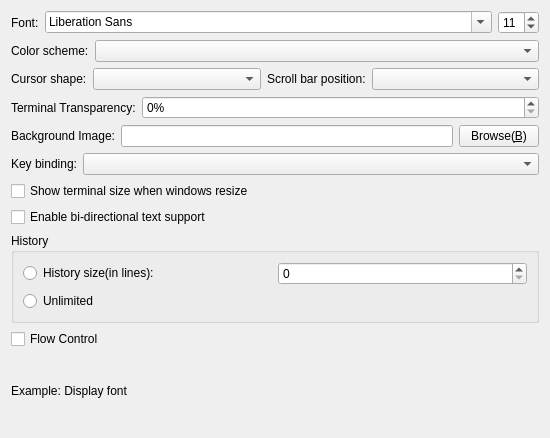
Old version of the form Src/Terminal/ParameterTerminalUI.ui in the repository KangLin/RabbitRemoteControl.
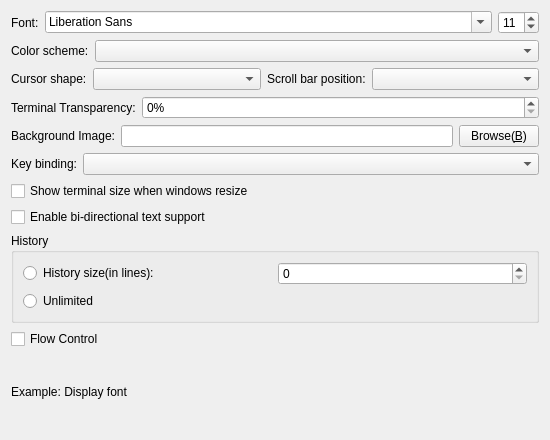
New version of the form. Icons and pictures are not drawn.

Diff of the .ui file:
```diff
--- a/Src/Terminal/ParameterTerminalUI.ui
+++ b/Src/Terminal/ParameterTerminalUI.ui
@@ -7,7 +7,7 @@
     <x>0</x>
     <y>0</y>
     <width>550</width>
-    <height>438</height>
+    <height>440</height>
    </rect>
   </property>
   <property name="windowTitle">
```
